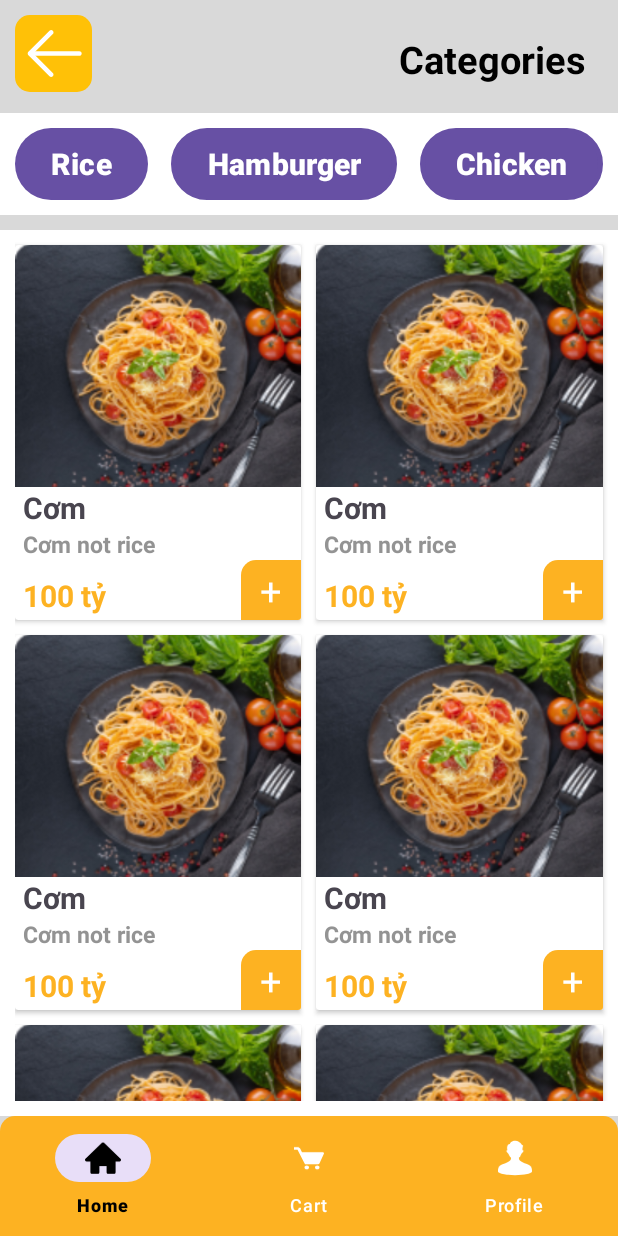
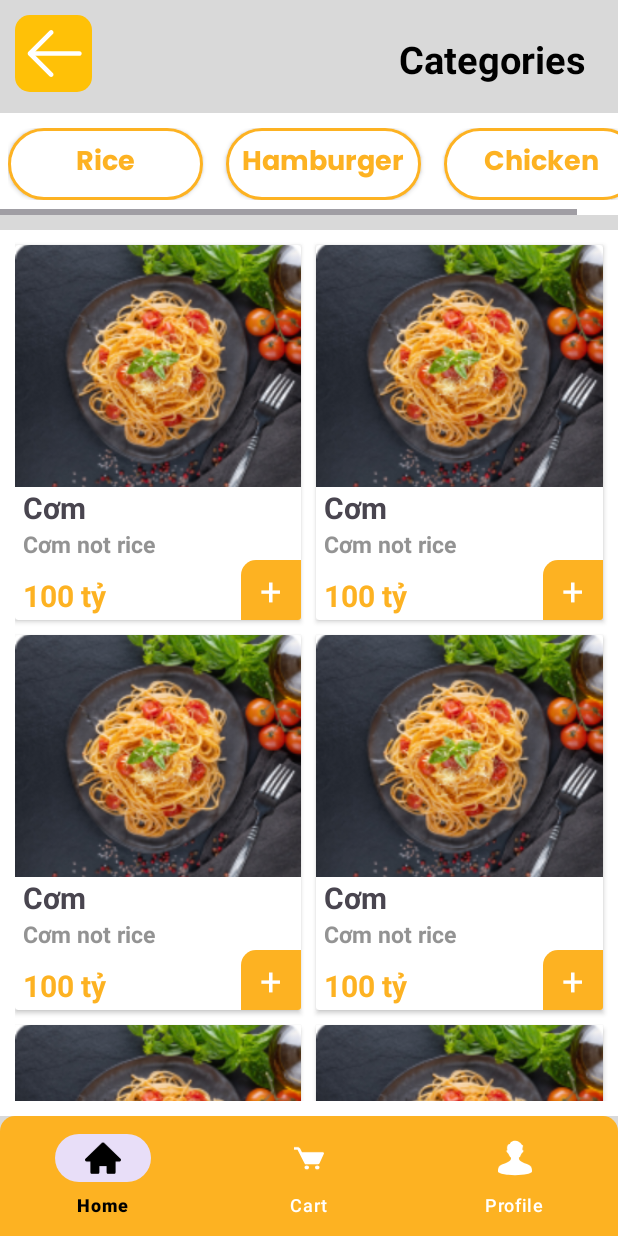
Before and after one commit to binh123440/7Meals, an Android app: the ListProduct screen opened directly, with no data from a screen before it, on a phone screen of 412 x 824 dp. Run offline under Robolectric (Android 15) with nearby library versions, the light colour scheme and no system bars.

Commit message:
upcodelan1_12_10

```diff
--- a/app/src/main/AndroidManifest.xml
+++ b/app/src/main/AndroidManifest.xml
@@ -17,13 +17,13 @@
             android:name=".ListProduct"
             android:exported="false" />
         <activity
-            android:name=".IntroActivity"
+            android:name=".MainActivity"
             android:exported="false" />
         <activity
             android:name=".AppActivity"
             android:exported="false" />
         <activity
-            android:name=".MainActivity"
+            android:name=".IntroActivity"
             android:exported="true">
             <intent-filter>
                 <action android:name="android.intent.action.MAIN" />
--- a/app/src/main/java/com/example/cdpm_7meals/AppActivity.java
+++ b/app/src/main/java/com/example/cdpm_7meals/AppActivity.java
@@ -21,7 +21,7 @@ public class AppActivity extends AppCompatActivity {
         back_button.setOnClickListener(new View.OnClickListener() {
             @Override
             public void onClick(View view) {
-                Intent intent = new Intent(AppActivity.this,HomePage.class);
+                Intent intent = new Intent(AppActivity.this,ListProduct.class);
                 startActivity(intent);
             }
         });
--- a/app/src/main/java/com/example/cdpm_7meals/IntroActivity.java
+++ b/app/src/main/java/com/example/cdpm_7meals/IntroActivity.java
@@ -45,7 +45,7 @@ public class IntroActivity extends AppCompatActivity {
         new Handler().postDelayed(new Runnable() {
             @Override
             public void run() {
-                startActivity(new Intent(IntroActivity.this, ListProduct.class));
+                startActivity(new Intent(IntroActivity.this, HomePage.class));
                 finish();
             }
         }, SPLASH_SCREEN_TIME);
--- a/app/src/main/res/layout/activity_list_product.xml
+++ b/app/src/main/res/layout/activity_list_product.xml
@@ -61,47 +61,66 @@
             android:background="#FFFFFF"
             >
 
-            <Button
-                android:id="@+id/bt_rice"
+            <HorizontalScrollView
+                android:id="@+id/item_category_home_page"
+                android:layout_width="match_parent"
+                android:layout_height="wrap_content"
+                >
+
+                <LinearLayout
                     android:layout_width="wrap_content"
                     android:layout_height="wrap_content"
-                android:layout_alignParentLeft="true"
-                android:layout_marginLeft="10dp"
+                    android:orientation="horizontal"
+                    android:layout_marginLeft="5dp"
                     android:layout_marginTop="10dp"
                     android:layout_marginBottom="10dp"
-                android:background="@drawable/nav"
+                    >
+
+                    <androidx.appcompat.widget.AppCompatButton
+                        android:id="@+id/bt_rice"
+                        android:layout_width="130dp"
+                        android:layout_height="wrap_content"
+                        android:layout_marginRight="15dp"
+                        android:background="@drawable/bounder_btn_yellow"
                         android:text="Rice"
-                android:textColor="@color/white"
-                android:textSize="20sp"
-                android:textStyle="bold"></Button>
+                        android:textColor="@color/yellow2"
+                        android:textAllCaps="false"
+                        android:textSize="18sp"
+                        app:fontFamily="@font/poppins_bold"
+                        >
+                    </androidx.appcompat.widget.AppCompatButton>
 
-            <Button
+                    <androidx.appcompat.widget.AppCompatButton
                         android:id="@+id/bt_ham"
-                android:layout_width="wrap_content"
+                        android:layout_width="130dp"
                         android:layout_height="wrap_content"
-                android:layout_toRightOf="@id/bt_rice"
-                android:layout_marginLeft="15dp"
-                android:layout_marginTop="10dp"
-                android:layout_marginBottom="10dp"
-                android:background="@drawable/nav2"
-                android:textColor="@color/white"
+                        android:layout_marginRight="15dp"
+                        android:background="@drawable/bounder_btn_yellow"
                         android:text="Hamburger"
-                android:textSize="20sp"
-                android:textStyle="bold"></Button>
+                        android:textColor="@color/yellow2"
+                        android:textAllCaps="false"
+                        android:textSize="18sp"
+                        app:fontFamily="@font/poppins_bold"
+                        >
+                    </androidx.appcompat.widget.AppCompatButton>
 
-            <Button
+                    <androidx.appcompat.widget.AppCompatButton
                         android:id="@+id/bt_chicken"
-                android:layout_width="wrap_content"
+                        android:layout_width="130dp"
                         android:layout_height="wrap_content"
-                android:layout_alignParentRight="true"
-                android:layout_marginRight="10dp"
-                android:layout_marginTop="10dp"
-                android:layout_marginBottom="10dp"
-                android:background="@drawable/nav2"
-                android:textColor="@color/white"
+                        android:layout_marginRight="15dp"
+                        android:background="@drawable/bounder_btn_yellow"
                         android:text="Chicken"
-                android:textSize="20sp"
-                android:textStyle="bold"></Button>
+                        android:textColor="@color/yellow2"
+                        android:textAllCaps="false"
+                        android:textSize="18sp"
+                        app:fontFamily="@font/poppins_bold"
+                        >
+                    </androidx.appcompat.widget.AppCompatButton>
+
+                </LinearLayout>
+
+            </HorizontalScrollView>
 
         </RelativeLayout>
 
```
Also changed, not shown: app/src/main/res/layout/activity_home_page.xml (+42 -1 lines), app/src/main/res/drawable/banner1.png (added), app/src/main/res/drawable/banner2.png (added), app/src/main/res/drawable/banner3.png (added). Lines whose indentation alone changed are shown as unchanged.
